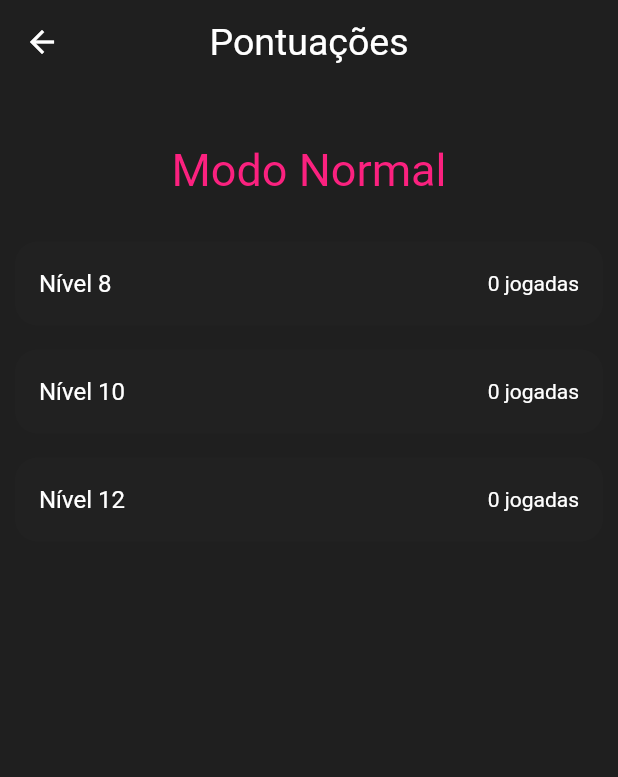
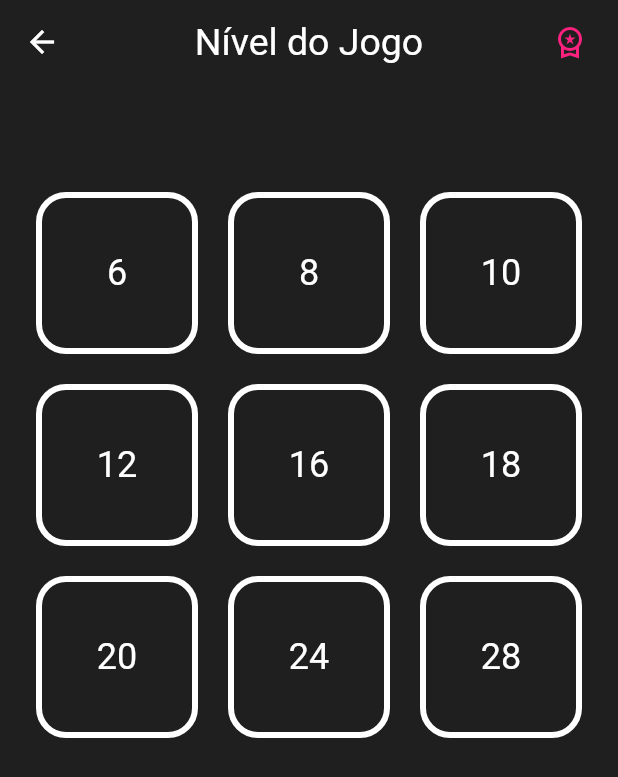
Before and after one commit to viniCastelo/round_six, a Flutter app: the screen it shows after launch, after a tap on "Modo Normal", on a phone screen of 412 x 824 dp. Shown: the top 777 px of the screen. Run offline on Flutter 3.47's test engine with Material 2 defaults, Android fonts, the phone set to English and light mode, and no system bars; our stand-ins replace google_fonts.

Commit message:
Criando a tela de níveis.

```diff
--- a/lib/views/home_page_view.dart
+++ b/lib/views/home_page_view.dart
@@ -3,7 +3,7 @@
 import 'package:flutter/material.dart';
 import 'package:round_six/models/enums/constants.dart';
 import 'package:round_six/theme/theme.dart';
-import 'package:round_six/views/records_page_view.dart';
+import 'package:round_six/views/level_page_view.dart';
 import 'package:round_six/widgets/logo_widget.dart';
 import 'package:round_six/widgets/start_button_widget.dart';
 
@@ -12,11 +12,11 @@ class HomePageView extends StatelessWidget {
 
   @override
   Widget build(BuildContext context) {
-    showRecords(Modo modo) async {
+    showLevel(Modo modo) async {
       await Navigator.push(
         context,
         MaterialPageRoute(
-          builder: (context) => RecordsPageView(modo: modo),
+          builder: (context) => LevelPageView(modo: modo),
         ),
       );
     }
@@ -32,12 +32,12 @@ class HomePageView extends StatelessWidget {
             StartButtonWidget(
               color: Colors.white,
               title: 'Modo Normal',
-              onPressed: () => showRecords(Modo.normal),
+              onPressed: () => showLevel(Modo.normal),
             ),
             StartButtonWidget(
               color: RoundSixTheme.mainColor,
               title: 'Modo Round 6',
-              onPressed: () => showRecords(Modo.round6),
+              onPressed: () => showLevel(Modo.round6),
             ),
           ],
         ),
--- /dev/null
+++ b/lib/views/level_page_view.dart
@@ -0,0 +1,66 @@
+// ignore_for_file: prefer_const_constructors, prefer_const_literals_to_create_immutables, must_be_immutable
+
+import 'package:flutter/material.dart';
+import 'package:round_six/models/enums/constants.dart';
+import 'package:round_six/theme/theme.dart';
+import 'package:round_six/views/records_page_view.dart';
+import 'package:round_six/widgets/level_card_widget.dart';
+
+class LevelPageView extends StatelessWidget {
+  LevelPageView({
+    required this.modo,
+    super.key,
+  });
+
+  Modo modo;
+
+  @override
+  Widget build(BuildContext context) {
+    showRecords(Modo modo) async {
+      await Navigator.push(
+        context,
+        MaterialPageRoute(
+          builder: (context) => RecordsPageView(modo: modo),
+        ),
+      );
+    }
+
+    return Scaffold(
+      appBar: AppBar(
+        title: Text('Nível do Jogo'),
+        actions: [
+          Padding(
+            padding: const EdgeInsets.only(right: 8.0),
+            child: IconButton(
+              tooltip: 'Pontuações',
+              color: RoundSixTheme.mainColor,
+              onPressed: () => showRecords(modo),
+              icon: Icon(Icons.workspace_premium_outlined),
+              splashRadius: 20.0,
+            ),
+          ),
+        ],
+      ),
+      body: Padding(
+        padding: EdgeInsets.only(top: 48.0),
+        child: GridView.count(
+          crossAxisCount: 3,
+          mainAxisSpacing: 20,
+          crossAxisSpacing: 20,
+          padding: EdgeInsets.all(24.0),
+          children: [
+            LevelCardWidget(modo: modo, level: 6),
+            LevelCardWidget(modo: modo, level: 8),
+            LevelCardWidget(modo: modo, level: 10),
+            LevelCardWidget(modo: modo, level: 12),
+            LevelCardWidget(modo: modo, level: 16),
+            LevelCardWidget(modo: modo, level: 18),
+            LevelCardWidget(modo: modo, level: 20),
+            LevelCardWidget(modo: modo, level: 24),
+            LevelCardWidget(modo: modo, level: 28),
+          ],
+        ),
+      ),
+    );
+  }
+}
--- a/lib/views/records_page_view.dart
+++ b/lib/views/records_page_view.dart
@@ -20,7 +20,18 @@ class RecordsPageView extends StatefulWidget {
 }
 
 class _RecordsPageViewState extends State<RecordsPageView> {
-  final List<String> recs = ['Nível 8', 'Nível 10', 'Nível 12'];
+  final List<String> recs = [
+    'Nível 6',
+    'Nível 8',
+    'Nível 10',
+    'Nível 12',
+    'Nível 14',
+    'Nível 16',
+    'Nível 18',
+    'Nível 20',
+    'Nível 22',
+    'Nível 24',
+  ];
 
   getModo() {
     return widget.modo == Modo.normal ? 'Normal' : 'Round 6';
@@ -36,11 +47,7 @@ class _RecordsPageViewState extends State<RecordsPageView> {
         crossAxisAlignment: CrossAxisAlignment.center,
         children: [
           ModeTitleWidget(text: getModo()),
-          Container(
-            padding: EdgeInsets.symmetric(horizontal: 10.0),
-            height: MediaQuery.of(context).size.height * 0.8,
-            child: PointsListWidget(list: recs),
-          ),
+          Expanded(child: PointsListWidget(list: recs)),
         ],
       ),
     );
--- /dev/null
+++ b/lib/widgets/level_card_widget.dart
@@ -0,0 +1,44 @@
+// ignore_for_file: must_be_immutable, prefer_const_constructors
+
+import 'package:flutter/material.dart';
+import 'package:round_six/models/enums/constants.dart';
+import 'package:round_six/theme/theme.dart';
+
+class LevelCardWidget extends StatelessWidget {
+  LevelCardWidget({
+    required this.modo,
+    required this.level,
+    this.onTap,
+    super.key,
+  });
+
+  int level;
+  Modo modo;
+  VoidCallback? onTap;
+
+  @override
+  Widget build(BuildContext context) {
+    return InkWell(
+      onTap: onTap,
+      child: Container(
+        decoration: BoxDecoration(
+          color: RoundSixTheme.background,
+          borderRadius: BorderRadius.circular(20.0),
+          border: Border.all(
+            color: modo == Modo.normal ? Colors.white : RoundSixTheme.mainColor,
+            width: 4.0,
+          ),
+        ),
+        child: Center(
+          child: Text(
+            level.toString(),
+            style: TextStyle(
+              fontSize: 24.0,
+              color: Colors.white,
+            ),
+          ),
+        ),
+      ),
+    );
+  }
+}
--- a/lib/widgets/mode_title_widget.dart
+++ b/lib/widgets/mode_title_widget.dart
@@ -18,7 +18,7 @@ class _ModeTitleWidgetState extends State<ModeTitleWidget> {
   @override
   Widget build(BuildContext context) {
     return Padding(
-      padding: EdgeInsets.only(top: 40.0),
+      padding: EdgeInsets.only(top: 48.0),
       child: Text(
         'Modo ${widget.text}',
         style: TextStyle(
--- a/lib/widgets/points_list.dart
+++ b/lib/widgets/points_list.dart
@@ -13,15 +13,18 @@ class PointsListWidget extends StatelessWidget {
   @override
   Widget build(BuildContext context) {
     return Padding(
-      padding: const EdgeInsets.only(top: 30.0),
+      padding: const EdgeInsets.only(top: 24.0),
       child: ListView.separated(
           itemBuilder: (context, index) {
-            return ListTile(
-              title: Text(list[index]),
-              trailing: Text('0 jogadas'),
-              tileColor: Colors.grey[900],
-              shape: RoundedRectangleBorder(
-                borderRadius: BorderRadius.circular(15.0),
+            return Padding(
+              padding: const EdgeInsets.symmetric(horizontal: 20.0),
+              child: ListTile(
+                title: Text(list[index]),
+                trailing: Text('0 jogadas'),
+                tileColor: Colors.grey[900],
+                shape: RoundedRectangleBorder(
+                  borderRadius: BorderRadius.circular(15.0),
+                ),
               ),
             );
           },
```
Also changed, not shown: lib/views/game_page_view.dart (added, +19 -0 lines), lib/models/records.dart (added).
